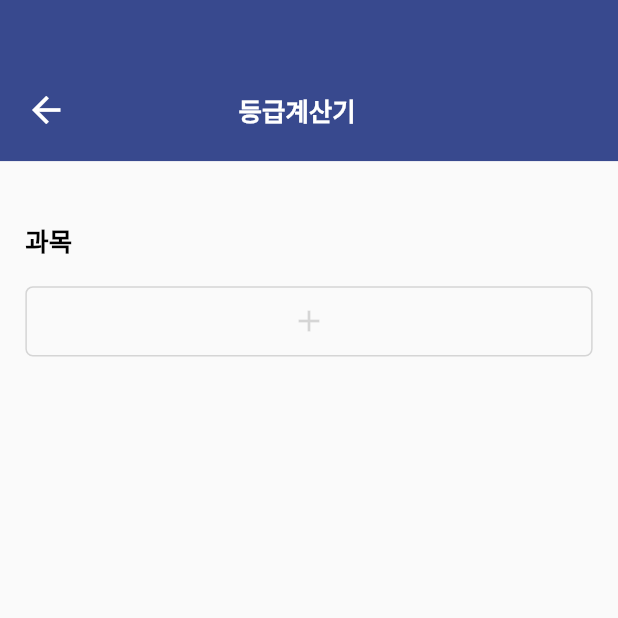
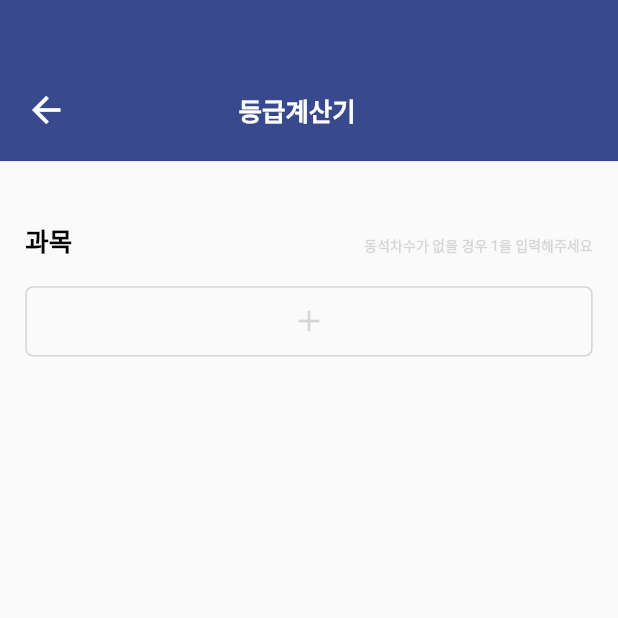
Before and after one commit to Project-Aht/Aht_SeoulAPI, a Flutter app: the GradeCalclulatorScreen screen opened directly, on a phone screen of 412 x 824 dp, the top half of it. Run offline on Flutter 3.47's test engine with Material 2 defaults, Android fonts, the light colour scheme and no system bars; our stand-ins replace cloud_firestore, firebase_auth, firebase_core, get, shared_preferences; accounts and stored records are empty; Roboto replaces fonts that are missing (Pretendard).

Commit message:
grade calculator logic complete

```diff
--- a/lib/screens/grade_calculator_screen.dart
+++ b/lib/screens/grade_calculator_screen.dart
@@ -76,14 +76,16 @@ class _GradeCalclulatorScreenState extends State<GradeCalclulatorScreen> {
             ),
             child: SizedBox(
               height: screenHeight / 844 * 686,
+              width: screenWidth / 390 * 358,
               child: Column(
                 mainAxisAlignment: MainAxisAlignment.spaceBetween,
                 children: [
                   Column(
                     children: [
-                      const Row(
+                      Row(
+                        mainAxisAlignment: MainAxisAlignment.spaceBetween,
                         children: [
-                          CustomText(
+                          const CustomText(
                             text: '과목',
                             textAlign: TextAlign.center,
                             style: TextStyle(
@@ -92,6 +94,17 @@ class _GradeCalclulatorScreenState extends State<GradeCalclulatorScreen> {
                               fontFamily: 'Pretendard',
                               fontWeight: FontWeight.w700,
                               height: 1,
+                            ),
+                          ),
+                          CustomText(
+                            text: '동석차수가 없을 경우 1을 입력해주세요',
+                            textAlign: TextAlign.center,
+                            style: TextStyle(
+                              color: Colors.black.withOpacity(0.15),
+                              fontSize: 11,
+                              fontFamily: 'Pretendard',
+                              fontWeight: FontWeight.w600,
+                              height: 1.8,
                             ),
                           ),
                         ],
```
Also changed, not shown: lib/screens/grade_result_screen.dart (+27 -5 lines).
